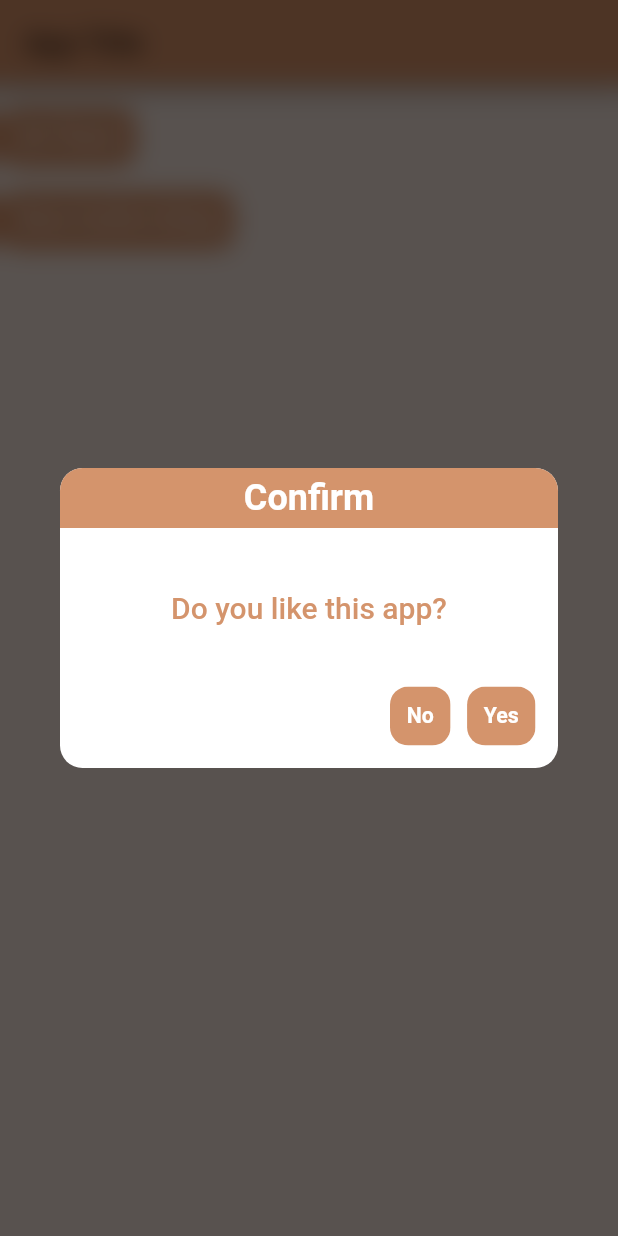
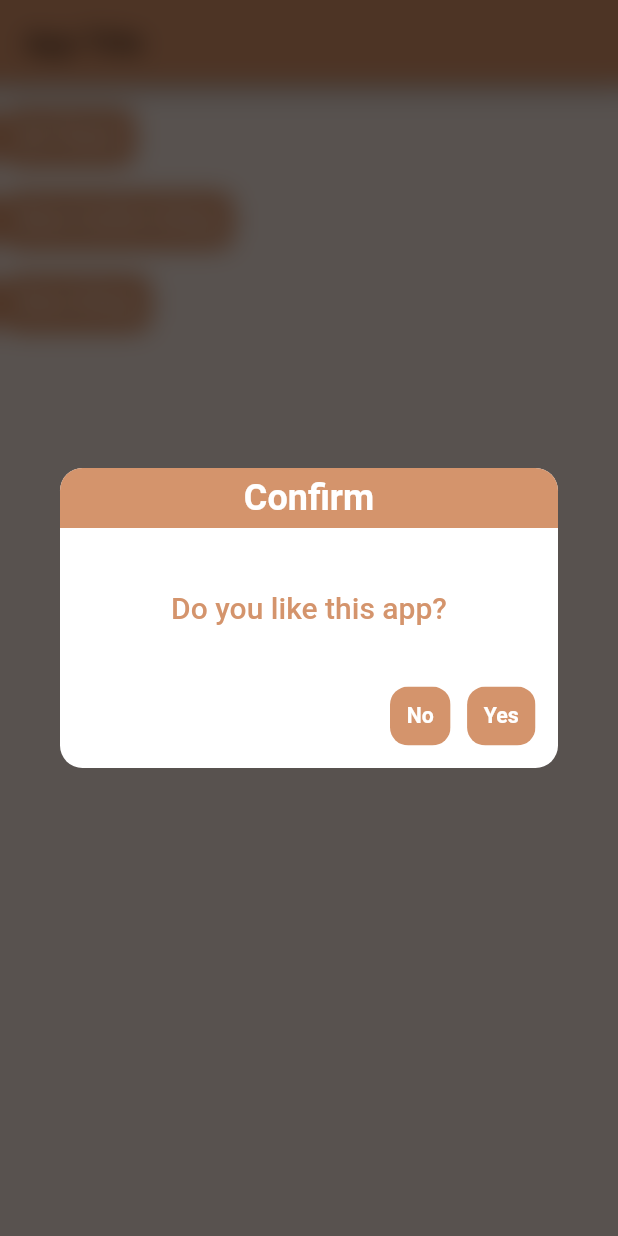
Before and after one commit to lyabs-dev/flutter-project-structure, a Flutter app: the screen it shows after launch, after a tap on "Show Confirm Dialog", on a phone screen of 412 x 824 dp. Run offline on Flutter 3.47's test engine with Material 2 defaults, Android fonts, the phone set to English and light mode, and no system bars; our stand-ins replace flutter_bloc, flutter_screenutil, shared_preferences; missing offline and left inert: test; generated files the repository leaves out were written again.

Commit message:
Enhancement of confirm dialog UI

```diff
--- a/lib/presentation/components/confirm_dialog.dart
+++ b/lib/presentation/components/confirm_dialog.dart
@@ -8,7 +8,9 @@ class ConfirmDialog extends StatelessWidget {
 
   @override
   Widget build(BuildContext context) {
-    return Column(
+    return SizedBox(
+      width: 600,
+      child: Column(
         mainAxisAlignment: MainAxisAlignment.spaceBetween,
         children: [
           Container(
@@ -64,6 +66,7 @@ class ConfirmDialog extends StatelessWidget {
             ),
           )
         ],
+      ),
     );
   }
 }
--- a/lib/presentation/screens/home/home.dart
+++ b/lib/presentation/screens/home/home.dart
@@ -34,9 +34,7 @@ class HomePageState extends State<HomePage> {
             AppButton(
               text: 'Set Theme',
               onPressed: () {
-                //context.read<SettingsCubit>().toggleDarkMode();
-                //show app dialog
-                context.read<AppCubit>().testShowDialog();
+                context.read<SettingsCubit>().toggleDarkMode();
               },
               context: context,
             ),
@@ -49,6 +47,14 @@ class HomePageState extends State<HomePage> {
               },
               context: context
             ),
+            const SizedBox(height: 16),
+            AppButton(
+              text: 'Show Dialog',
+              onPressed: () {
+                context.read<AppCubit>().testShowDialog();
+              },
+              context: context
+            ),
           ],
         ),
       ),
```
Lines whose indentation alone changed are shown as unchanged.
